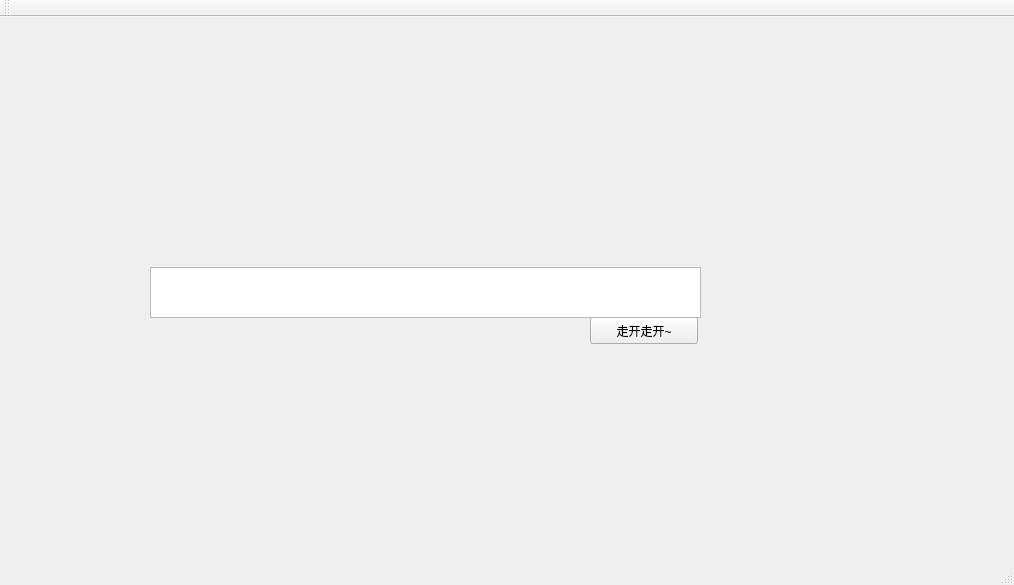
Qt form mainwindow.ui (xuehy/nothing) before a commit.
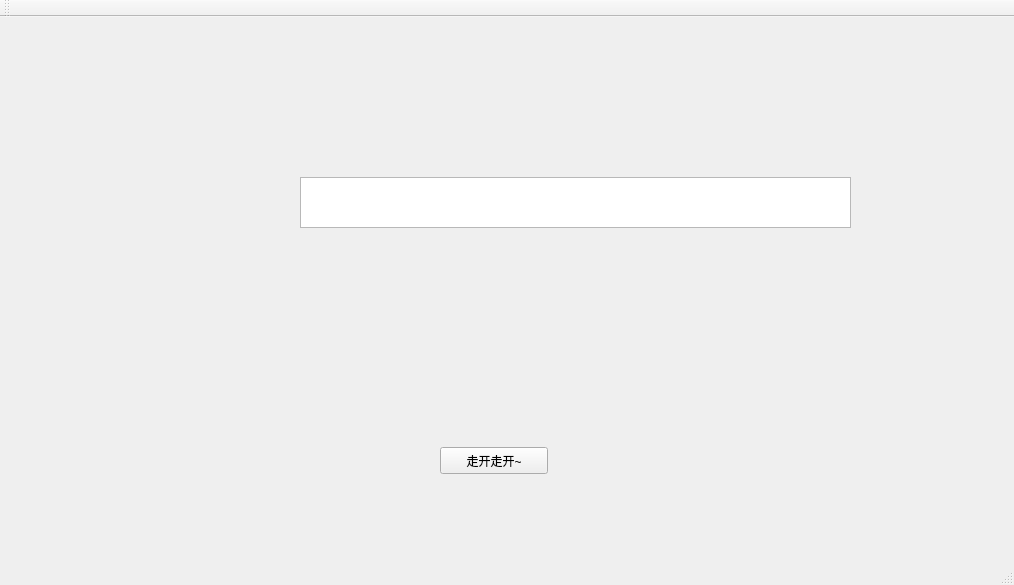
The same form after that commit.

Diff of the .ui file:
```diff
--- a/mainwindow.ui
+++ b/mainwindow.ui
@@ -23,8 +23,8 @@
    <widget class="QPushButton" name="pushButton">
     <property name="geometry">
      <rect>
-      <x>590</x>
-      <y>300</y>
+      <x>440</x>
+      <y>430</y>
       <width>108</width>
       <height>27</height>
      </rect>
@@ -36,8 +36,8 @@
    <widget class="QTextBrowser" name="textBrowser">
     <property name="geometry">
      <rect>
-      <x>150</x>
-      <y>250</y>
+      <x>300</x>
+      <y>160</y>
       <width>551</width>
       <height>51</height>
      </rect>
```
